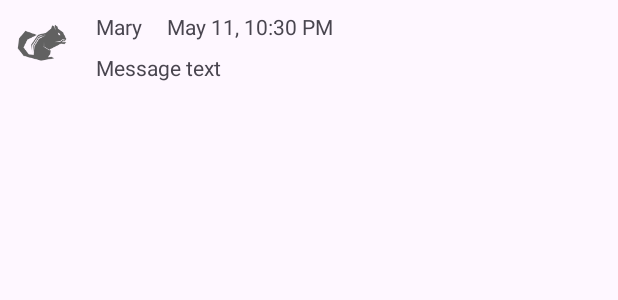
After one commit to yalcinmer/SmackChatApp, an Android app: the layout message_list_view.xml on its own in the app's theme, with its tools: preview values and no code run, on a phone screen of 412 x 824 dp. The commit adds this screen. Shown: the top 300 px of the screen. Run offline under Robolectric (Android 15) with nearby library versions, the phone set to English and light mode, and no system bars.

Commit message:
displaying messages

```diff
--- /dev/null
+++ b/app/src/main/res/layout/message_list_view.xml
@@ -0,0 +1,50 @@
+<?xml version="1.0" encoding="utf-8"?>
+<androidx.constraintlayout.widget.ConstraintLayout
+        xmlns:android="http://schemas.android.com/apk/res/android"
+        xmlns:app="http://schemas.android.com/apk/res-auto"
+        xmlns:tools="http://schemas.android.com/tools"
+        android:layout_width="match_parent"
+        android:layout_height="wrap_content">
+
+    <ImageView
+            android:layout_width="40dp"
+            android:layout_height="40dp"
+            android:importantForAccessibility="no"
+            tools:srcCompat="@drawable/dark19"
+            android:id="@+id/messageUserImage"
+            app:layout_constraintStart_toStartOf="parent"
+            app:layout_constraintTop_toTopOf="parent"
+            android:layout_marginTop="8dp"
+            android:layout_marginStart="8dp"/>
+
+    <TextView
+            android:layout_width="wrap_content"
+            android:layout_height="wrap_content"
+            android:id="@+id/messageUsernameLabel"
+            app:layout_constraintStart_toEndOf="@+id/messageUserImage"
+            app:layout_constraintTop_toTopOf="@+id/messageUserImage"
+            android:layout_marginStart="16dp"
+            tools:text="Mary"/>
+
+    <TextView
+            android:layout_width="wrap_content"
+            android:layout_height="wrap_content"
+            android:id="@+id/timeStampLabel"
+            app:layout_constraintStart_toEndOf="@+id/messageUsernameLabel"
+            app:layout_constraintTop_toTopOf="@+id/messageUsernameLabel"
+            android:layout_marginStart="16dp"
+            tools:text="May 11, 10:30 PM"/>
+
+    <TextView
+            android:layout_width="0dp"
+            android:layout_height="wrap_content"
+            android:id="@+id/messageBodyLabel"
+            app:layout_constraintStart_toEndOf="@+id/messageUserImage"
+            app:layout_constraintTop_toBottomOf="@+id/messageUsernameLabel"
+            app:layout_constraintEnd_toEndOf="parent"
+            app:layout_constraintBottom_toBottomOf="parent"
+            android:layout_marginStart="16dp"
+            android:layout_marginTop="8dp"
+            tools:text="Message text"/>
+
+</androidx.constraintlayout.widget.ConstraintLayout>
```
Also changed, not shown: app/src/main/java/com/phi/smackchatapp/adapter/MessageAdapter.kt (added, +44 -0 lines), app/src/main/java/com/phi/smackchatapp/controller/MainActivity.kt (+15 -2 lines).
